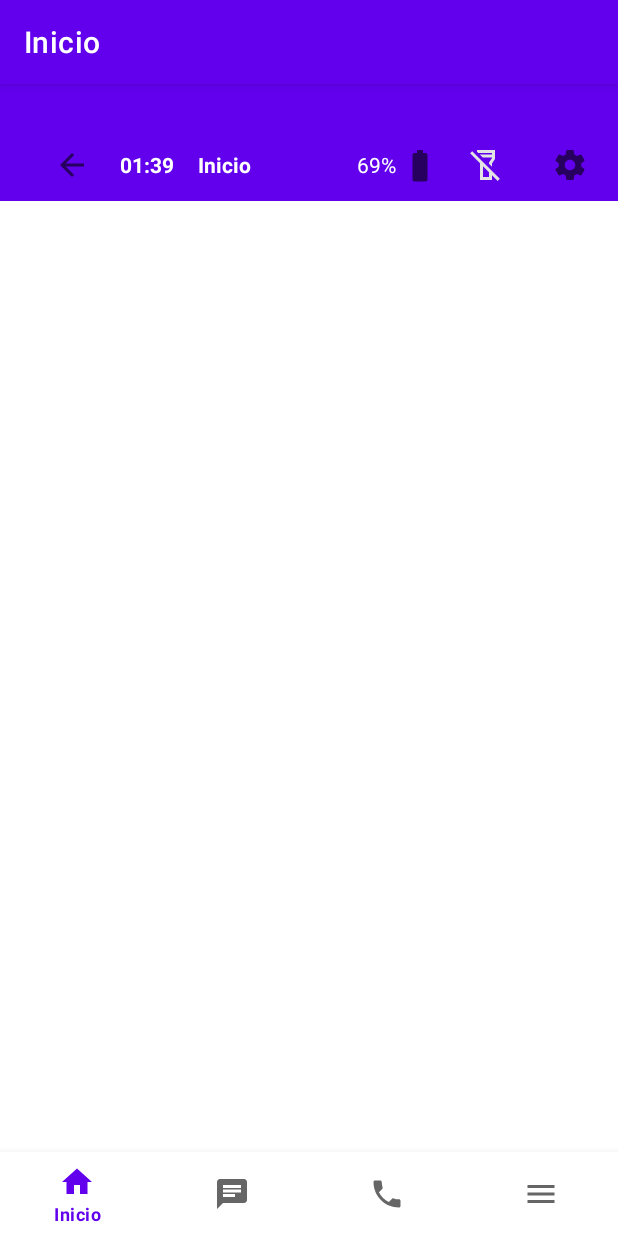
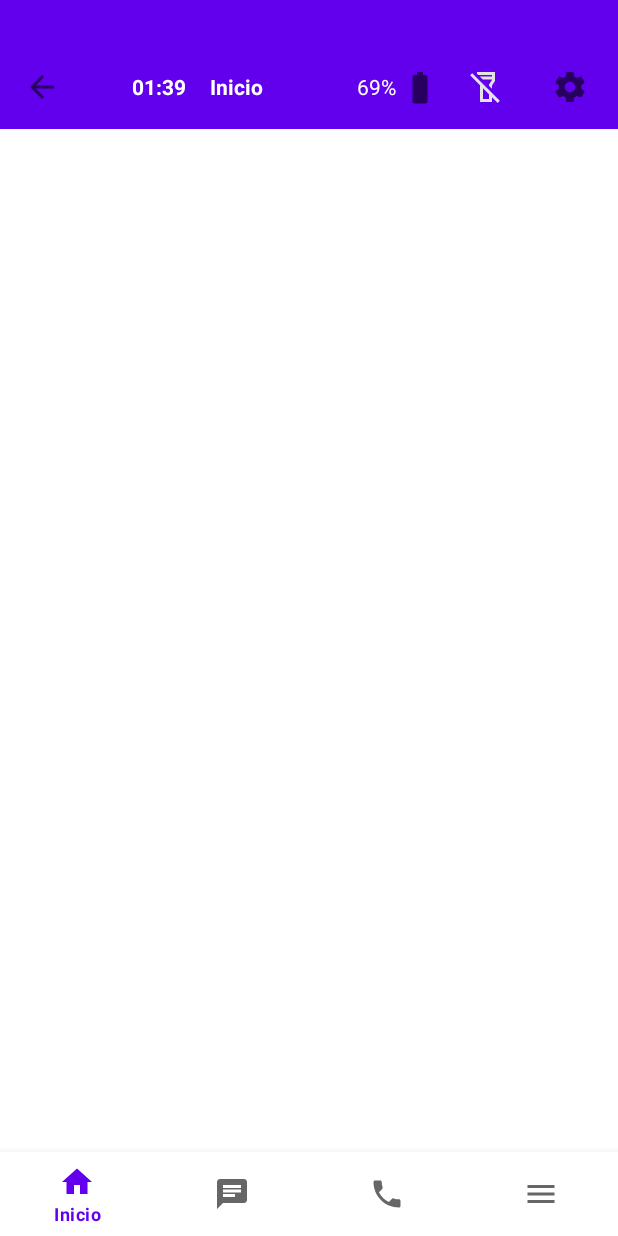
Before and after one commit to LeonelaRivarola/Trabajo1, an Android app: the screen it shows after launch (MainActivity), on a phone screen of 412 x 824 dp. Run offline under Robolectric (Android 15) with nearby library versions, the phone set to English and light mode, and no system bars; our stand-ins replace navigation-ui; 1 statement that could not run was skipped.

Commit message:
La barra de navegación inferior y superior ahora se ven bien, quedaría añadirle funcionalidad a la toolbar para por ejemplo encender/apagar la linterna.

```diff
--- a/app/src/main/java/com/example/trabajo1/MainActivity.kt
+++ b/app/src/main/java/com/example/trabajo1/MainActivity.kt
@@ -21,6 +21,8 @@ class MainActivity : AppCompatActivity() {
 
         setContentView(binding.root)
 
+        supportActionBar?.hide()
+
         val navView: BottomNavigationView = binding.navView
 
         val navController = findNavController(R.id.nav_host_fragment_activity_main)
--- a/app/src/main/res/layout/toolbar.xml
+++ b/app/src/main/res/layout/toolbar.xml
@@ -13,6 +13,7 @@
         android:layout_height="0dp"
         android:background="?attr/colorPrimary"
         android:paddingTop="30dp"
+        app:navigationIcon="@drawable/ic_flecha_volver_24dp"
         app:layout_constraintEnd_toEndOf="parent"
         app:layout_constraintStart_toStartOf="parent"
         app:layout_constraintTop_toTopOf="parent">
@@ -27,18 +28,6 @@
             android:paddingEnd="8dp"
             tools:layout_editor_absoluteX="16dp"
             tools:layout_editor_absoluteY="30dp">
-
-            <!-- Flecha atrás -->
-            <ImageButton
-                android:id="@+id/btnBack"
-                android:layout_width="wrap_content"
-                android:layout_height="wrap_content"
-                android:background="?attr/selectableItemBackgroundBorderless"
-                android:contentDescription="@string/volver"
-                android:minWidth="48dp"
-                android:minHeight="48dp"
-                android:src="@drawable/ic_flecha_volver_24dp"
-                android:visibility="visible" />
 
             <!-- Hora -->
             <TextView
```
